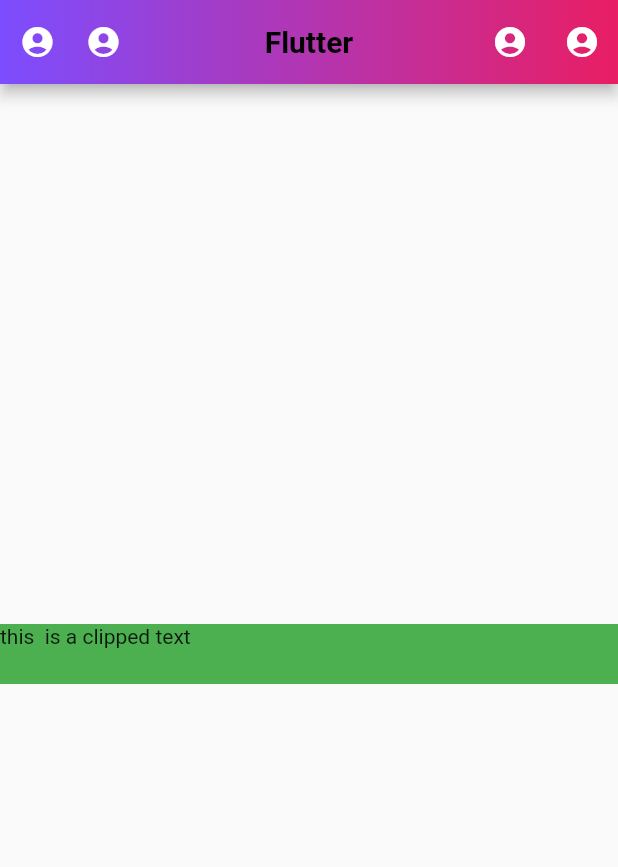
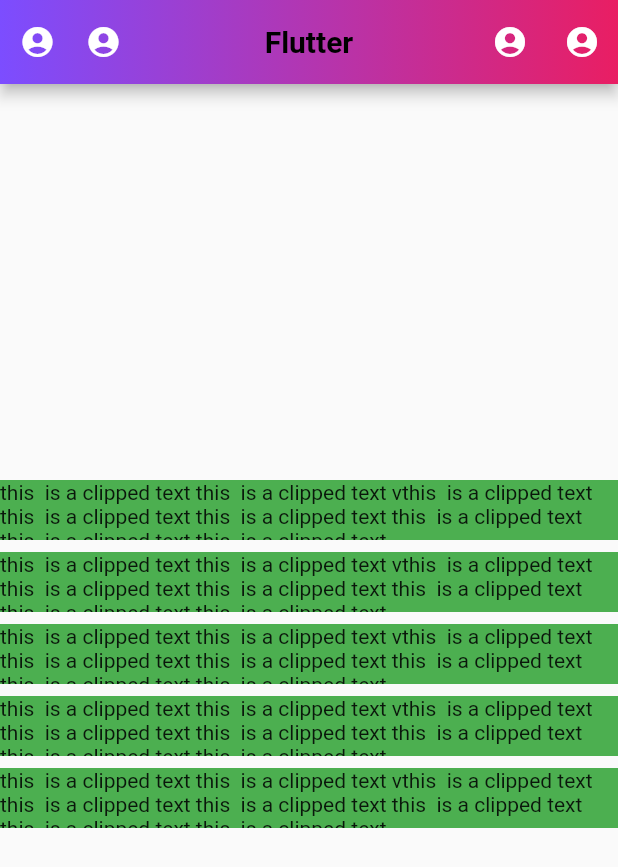
Before and after one commit to HowkMii/flutter-ui, a Flutter app: the screen it shows after launch, on a phone screen of 412 x 824 dp. Shown: the top 867 px of the screen. Run offline on Flutter 3.47's test engine with Material 2 defaults, Android fonts, the phone set to English and light mode, and no system bars; our stand-ins replace flushbar; missing offline and left inert: dart:ffi.

```diff
--- a/lib/main.dart
+++ b/lib/main.dart
@@ -78,9 +78,37 @@ class _MyHomePageState extends State<MyHomePage> {
             width: 200,
             height: 40,
             color: Colors.green,
-            child: Text("this  is a clipped text "),
+            child: Text("this  is a clipped text this  is a clipped text vthis  is a clipped text this  is a clipped text this  is a clipped text this  is a clipped text this  is a clipped text this  is a clipped text "),
           ),
-          SizedBox(height: 8,)
+          SizedBox(height: 8,),
+                    Container(
+            width: 200,
+            height: 40,
+            color: Colors.green,
+            child: Text("this  is a clipped text this  is a clipped text vthis  is a clipped text this  is a clipped text this  is a clipped text this  is a clipped text this  is a clipped text this  is a clipped text "),
+          ),
+          SizedBox(height: 8,),
+                    Container(
+            width: 200,
+            height: 40,
+            color: Colors.green,
+            child: Text("this  is a clipped text this  is a clipped text vthis  is a clipped text this  is a clipped text this  is a clipped text this  is a clipped text this  is a clipped text this  is a clipped text "),
+          ),
+          SizedBox(height: 8,),
+                    Container(
+            width: 200,
+            height: 40,
+            color: Colors.green,
+            child: Text("this  is a clipped text this  is a clipped text vthis  is a clipped text this  is a clipped text this  is a clipped text this  is a clipped text this  is a clipped text this  is a clipped text "),
+          ),
+          SizedBox(height: 8,),
+                    Container(
+            width: 200,
+            height: 40,
+            color: Colors.green,
+            child: Text("this  is a clipped text this  is a clipped text vthis  is a clipped text this  is a clipped text this  is a clipped text this  is a clipped text this  is a clipped text this  is a clipped text "),
+          ),
+          SizedBox(height: 8,),
         ],
       )
     );
```
